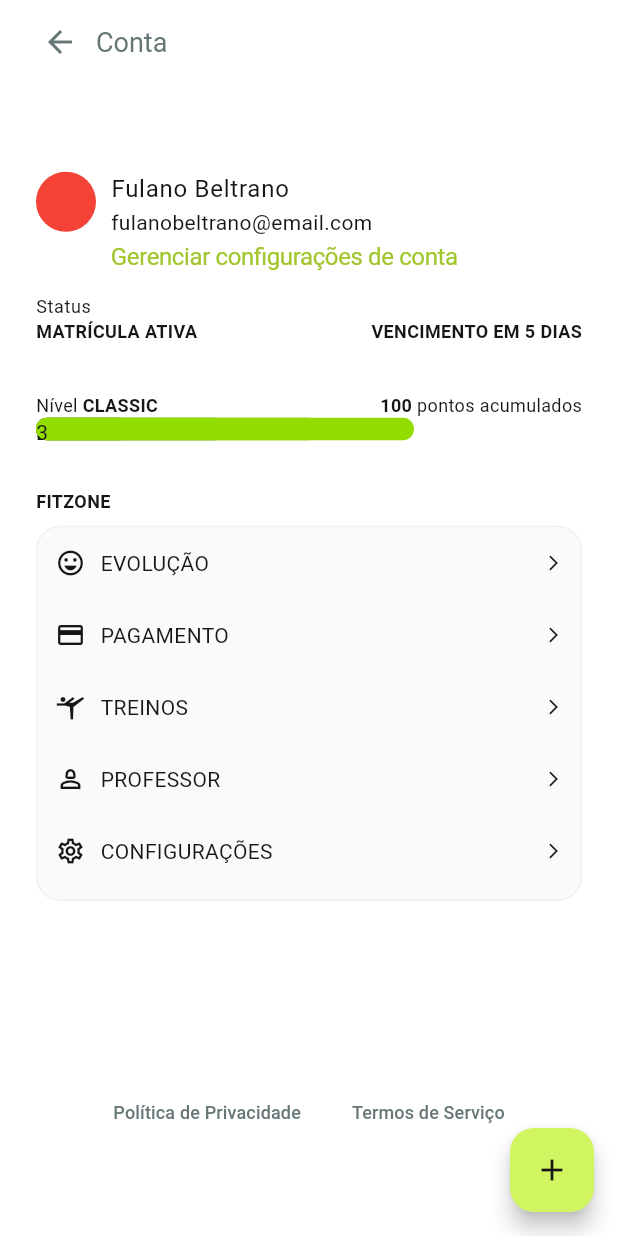
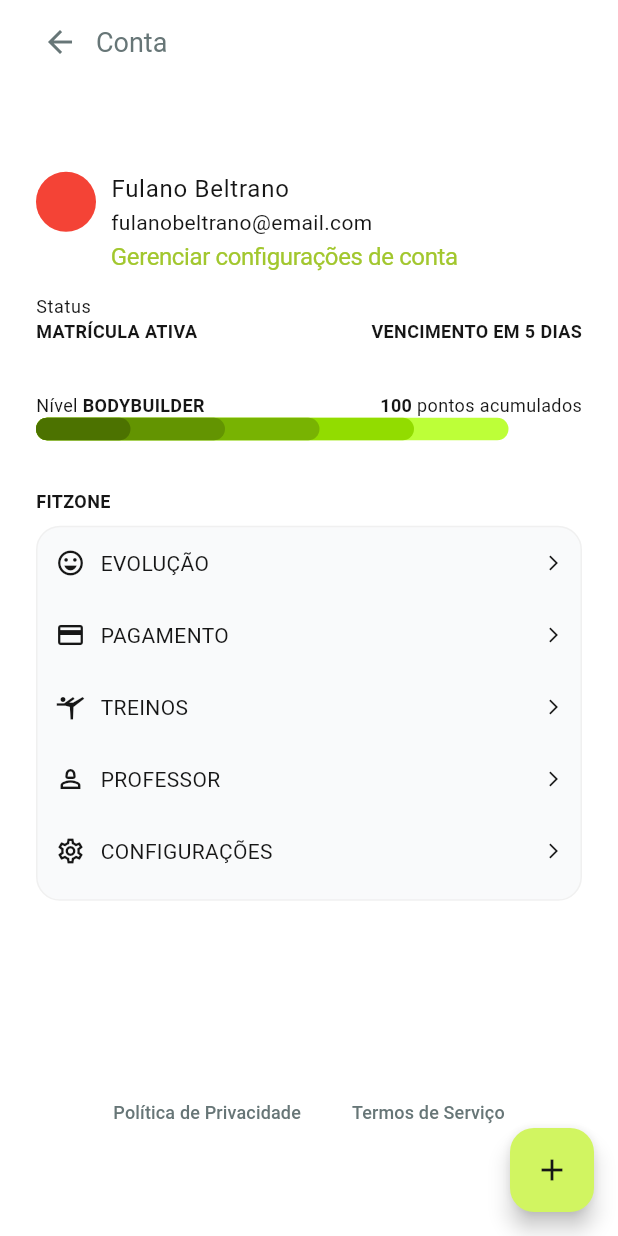
Before and after one commit to rafa-Nobre/Fitzone_Mobile, a Flutter app: the screen it shows after launch, on a phone screen of 412 x 824 dp. Run offline on Flutter 3.47's test engine with Material 3 defaults, Android fonts, the light colour scheme and no system bars.

Commit message:
refactor: refactor Level widget to dynamically display the level based on points

```diff
--- a/lib/screens/conta_screen/account_drawer.dart
+++ b/lib/screens/conta_screen/account_drawer.dart
@@ -37,7 +37,7 @@ class ContaScreen extends StatelessWidget {
                   const SizedBox(
                     height: largeSpacing,
                   ),
-                  Level(level: 4,),
+                  Level(points: 100,),
                   const SizedBox(
                     height: largeSpacing,
                   ),
--- a/lib/screens/conta_screen/widgets/GraphLevel.dart
+++ b/lib/screens/conta_screen/widgets/GraphLevel.dart
@@ -4,25 +4,24 @@ class GraphLevel extends StatelessWidget {
   const GraphLevel({
     required this.color,
     required this.width,
-    required this.index,
     super.key,
   });
 
   final Color color;
   final double width;
-  final int index;
 
   @override
   Widget build(BuildContext context) {
-    return Container(
+    return Positioned(
+      child: Container(
         height: 15,
         width: width,
         decoration: BoxDecoration(
           color: color,
           shape: BoxShape.rectangle,
           borderRadius: BorderRadius.circular(10),
-
-      ),child: Text(index.toString()),
+        ),
+      ),
     );
   }
 }
--- a/lib/screens/conta_screen/widgets/Level.dart
+++ b/lib/screens/conta_screen/widgets/Level.dart
@@ -3,11 +3,28 @@ import 'package:flutter/material.dart';
 
 class Level extends StatelessWidget {
    Level({
-    required this.level,
+    required this.points,
     super.key,
   });
 
-  final int level;
+ final _resultLevel = ["FRANGO", "CLASSIC","SHAPEADO","MONSTRO", "BODYBUILDER"];
+  int _level = 1;
+
+  final int points;
+
+  int _defineLevel() {
+    if (points <=20) {
+      return this._level = 1;
+    } else if (points <= 40) {
+      return this._level = 2;
+    } else if (points <= 60) {
+      return this._level = 3;
+    } else if (points <= 80) {
+      return this._level = 4;
+    } else {
+      return this._level = 5;
+    }
+  }
 
    final List<Color> colors = [
      const Color.fromARGB(255, 76, 114, 0),
@@ -19,25 +36,25 @@ class Level extends StatelessWidget {
 
   @override
   Widget build(BuildContext context) {
-    // ignore: prefer_const_constructors
+_defineLevel();
     return Column(
       mainAxisAlignment: MainAxisAlignment.start,
       crossAxisAlignment: CrossAxisAlignment.start,
       children: [
-        const Row(
+         Row(
           mainAxisAlignment: MainAxisAlignment.spaceBetween,
           crossAxisAlignment: CrossAxisAlignment.end,
           children: [
-            Row(
+             Row(
               crossAxisAlignment: CrossAxisAlignment.end,
               mainAxisAlignment: MainAxisAlignment.end,
               children: [
-                Text("Nível ",
+                const Text("Nível ",
                     style: TextStyle(
                       fontSize: 12,
                     )),
                 Text(
-                  "CLASSIC",
+                  _resultLevel[_level-1],
                   style: TextStyle(fontSize: 12, fontWeight: FontWeight.w600),
                 ),
               ],
@@ -47,10 +64,10 @@ class Level extends StatelessWidget {
               mainAxisAlignment: MainAxisAlignment.end,
               children: [
                 Text(
-                  "100",
-                  style: TextStyle(fontSize: 12, fontWeight: FontWeight.w600),
+                  points.toString(),
+                  style: const TextStyle(fontSize: 12, fontWeight: FontWeight.w600),
                 ),
-                Text(" pontos acumulados",
+                const Text(" pontos acumulados",
                     style: TextStyle(
                       fontSize: 12,
                     ))
@@ -60,11 +77,11 @@ class Level extends StatelessWidget {
         ),
         Stack(
           alignment: Alignment.topLeft,
-          children: List.generate(level, (index){
+          children: List.generate(_defineLevel(), (index){
+            final level = _defineLevel();
             return GraphLevel(
-              color: colors[index],
-              index: index,
-              width: 63* (index+1),
+              color: colors[level-index-1],
+              width: 63* (level-index).toDouble(),
               );
           }),
         )
```
Lines whose indentation alone changed are shown as unchanged.
